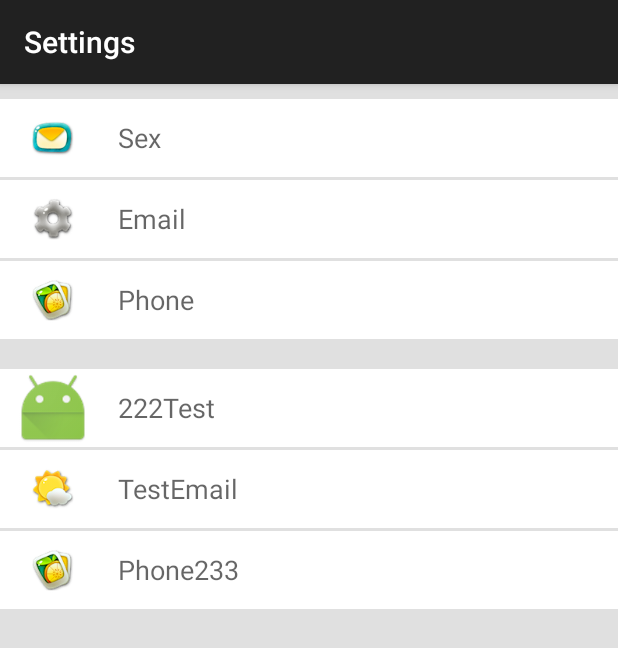
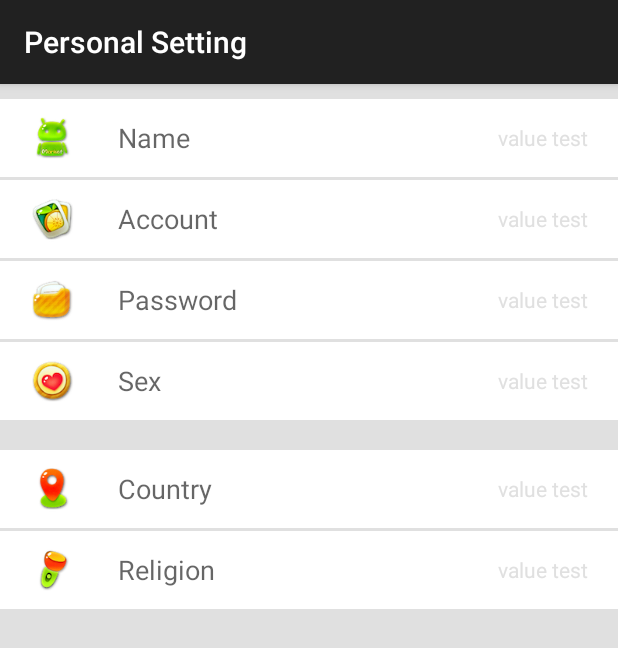
Before and after one commit to chendongmidong/Nourriture_BTJU, an Android app: the screen it shows after launch (SettingActivity before the commit, PersonalSettingActivity after it), after a tap on "Personal Setting", on a phone screen of 412 x 824 dp. Shown: the top 648 px of the screen. Run offline under Robolectric (Android 15) with nearby library versions, the phone set to English and light mode, and no system bars.

Commit message:
setting module

```diff
--- a/application/Nourriture/app/src/main/AndroidManifest.xml
+++ b/application/Nourriture/app/src/main/AndroidManifest.xml
@@ -18,10 +18,10 @@
         </activity>
 
         <activity
-            android:name=".SettingActivity"
-            android:label="@string/action_settings">
+            android:name=".PersonalSettingActivity"
+            android:label="@string/personal_setting">
             <intent-filter>
-                <action android:name="com.nourriture.app.setting" />
+                <action android:name="com.nourriture.app.p_setting" />
                 <category android:name="android.intent.category.DEFAULT" />
             </intent-filter>
         </activity>
--- a/application/Nourriture/app/src/main/java/com/nourriture/app/SettingActivity.java
+++ b/application/Nourriture/app/src/main/java/com/nourriture/app/PersonalSettingActivity.java
@@ -15,13 +15,13 @@ import java.util.Map;
 /**
  * Created by liuyifan on 15/12/9.
  */
-public class SettingActivity extends AppCompatActivity {
-    private String[] name1 = {"Sex", "Email", "Phone"};
-    private int[] picture1 = {R.mipmap.email, R.mipmap.settings, R.mipmap.gallery};
+public class PersonalSettingActivity extends AppCompatActivity {
+    private String[] name1 = {"Name", "Account", "Password", "Sex"};
+    private int[] picture1 = {R.mipmap.name, R.mipmap.account, R.mipmap.password, R.mipmap.sex};
     private List<Map<String, Object>> listItems1;
 
-    private String[] name2 = {"222Test", "TestEmail", "Phone233"};
-    private int[] picture2 = {R.mipmap.android, R.mipmap.weather, R.mipmap.gallery};
+    private String[] name2 = {"Country", "Religion"};
+    private int[] picture2 = {R.mipmap.country, R.mipmap.religion};
     private List<Map<String, Object>> listItems2;
     @Override
     protected void onCreate(Bundle savedInstanceState){
--- a/application/Nourriture/app/src/main/java/com/nourriture/app/TabFragment1.java
+++ b/application/Nourriture/app/src/main/java/com/nourriture/app/TabFragment1.java
@@ -13,7 +13,8 @@ import android.widget.TextView;
  * Created by Simon on 23-Nov-15.
  */
 public class TabFragment1 extends Fragment {
-    public final static String SETTING_ACTION = "com.nourriture.app.setting";
+    public final static String PERSONAL_SETTING = "com.nourriture.app.p_setting"; //PersonalSettingActivity
+    public final static String SETTING = "";
     @Override
     public View onCreateView(LayoutInflater inflater, ViewGroup container, Bundle savedInstanceState) {
         View view = inflater.inflate(R.layout.tab_fragment_1, container, false);
@@ -23,7 +24,7 @@ public class TabFragment1 extends Fragment {
             @Override
             public void onClick(View view) {
                 Intent intent = new Intent();
-                intent.setAction(SETTING_ACTION);
+                intent.setAction(PERSONAL_SETTING);
                 startActivity(intent);
             }
         });
--- a/application/Nourriture/app/src/main/res/layout/setting_item.xml
+++ b/application/Nourriture/app/src/main/res/layout/setting_item.xml
@@ -13,10 +13,28 @@
 
     <TextView
             android:layout_width="wrap_content"
-            android:layout_height="52dp"
+            android:layout_height="match_parent"
             android:id="@+id/name"
             android:gravity="center_vertical"
             android:textAppearance="?android:attr/textAppearanceMedium"
             android:paddingLeft="10dp"/>
 
+    <LinearLayout
+            android:orientation="vertical"
+            android:layout_width="fill_parent"
+            android:layout_height="fill_parent">
+
+        <TextView
+                android:layout_width="wrap_content"
+                android:layout_height="match_parent"
+                android:id="@+id/value"
+                android:gravity="center_vertical"
+                android:layout_gravity="right"
+                android:text="@string/value_test"
+                android:textColor="@color/material_grey_300"
+                android:textAppearance="?android:attr/textAppearanceSmall"
+                android:paddingRight="20dp"/>
+
+    </LinearLayout>
+
 </LinearLayout>
--- a/application/Nourriture/app/src/main/res/values/strings.xml
+++ b/application/Nourriture/app/src/main/res/values/strings.xml
@@ -10,4 +10,6 @@
 
     <string name="personal_setting">Personal Setting</string>
     <string name="eating_setting">Eating Setting</string>
+    <string name="value_test">value test</string>
+
 </resources>
```
Also changed, not shown: application/Nourriture/app/src/main/res/mipmap-hdpi/account.png (renamed from application/Nourriture/app/src/main/res/mipmap-hdpi/gallery.png), application/Nourriture/app/src/main/res/mipmap-hdpi/android.png, application/Nourriture/app/src/main/res/mipmap-hdpi/country.png (added), application/Nourriture/app/src/main/res/mipmap-hdpi/name.png (added), application/Nourriture/app/src/main/res/mipmap-hdpi/password.png (added), application/Nourriture/app/src/main/res/mipmap-hdpi/religion.png (added), application/Nourriture/app/src/main/res/mipmap-hdpi/sex.png (added).
